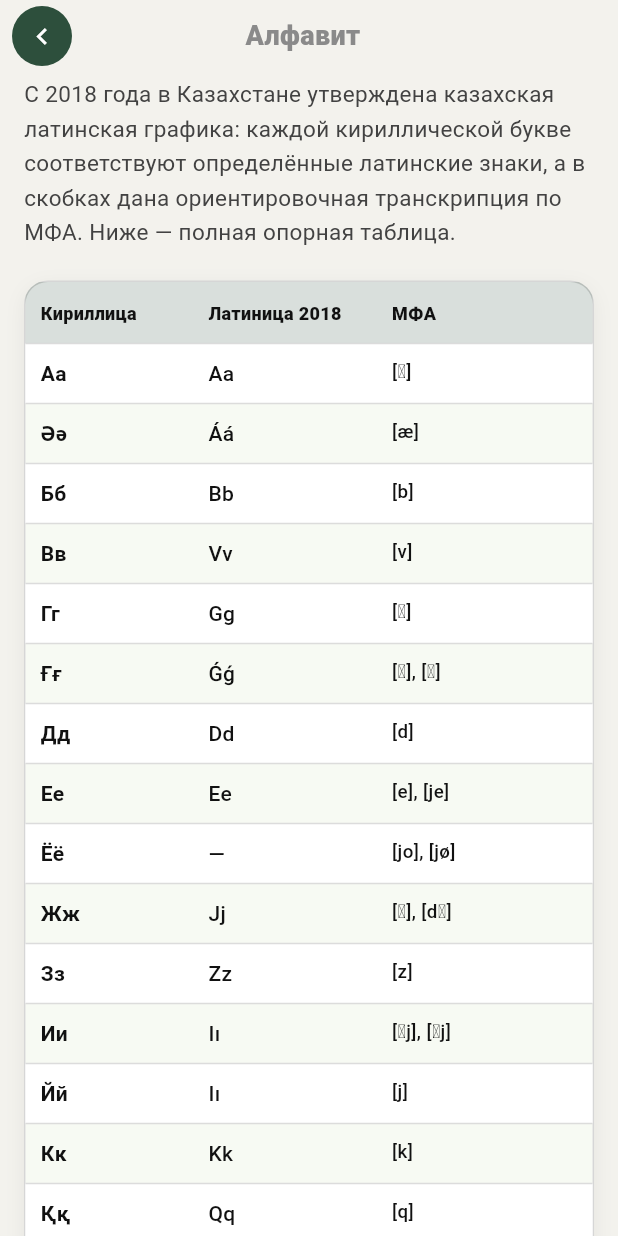
After one commit to aiiisana/tulpar-frontend, a Flutter app: the AlphabetModuleScreen screen opened directly, on a phone screen of 412 x 824 dp. The commit adds this screen. Run offline on Flutter 3.47's test engine with Material 3 defaults, Android fonts, the phone set to English and light mode, and no system bars; our stand-ins replace audioplayers, dio, firebase_auth, firebase_core, firebase_messaging, flutter_secure_storage and 4 more; accounts and stored records are empty.

Commit message:
some changes

```diff
--- a/lib/app/app_strings.dart
+++ b/lib/app/app_strings.dart
@@ -98,7 +98,7 @@ class AppStr {
   String get learnArticles => en ? 'Articles' : 'Статьи';
   String get learnAi => en ? 'AI assistant' : 'ИИ помощник';
   String get learnGrammar => en ? 'Grammar' : 'Грамматика';
-  String get learnSample => en ? 'Sample' : 'sample';
+  String get learnSample => en ? 'Alphabet' : 'Алфавит';
 
   String get taskOfTheDay => en ? 'Task of the day' : 'Задание дня';
   String get taskOfTheDayHint =>
--- /dev/null
+++ b/lib/data/kazakh_alphabet_latin_2018.dart
@@ -0,0 +1,58 @@
+/// Строка справочной таблицы: кириллица → латиница (2018) → МФА.
+class KazakhAlphabetRow {
+  const KazakhAlphabetRow({
+    required this.cyrillic,
+    required this.latin,
+    required this.ipa,
+  });
+
+  final String cyrillic;
+  final String latin;
+  final String ipa;
+}
+
+/// Утверждённая латиница 2018 + МФА (по справочным таблицам проекта).
+const List<KazakhAlphabetRow> kazakhAlphabetLatin2018Rows = [
+  KazakhAlphabetRow(cyrillic: 'Аа', latin: 'Aa', ipa: '[ɑ]'),
+  KazakhAlphabetRow(cyrillic: 'Әә', latin: 'Áá', ipa: '[æ]'),
+  KazakhAlphabetRow(cyrillic: 'Бб', latin: 'Bb', ipa: '[b]'),
+  KazakhAlphabetRow(cyrillic: 'Вв', latin: 'Vv', ipa: '[v]'),
+  KazakhAlphabetRow(cyrillic: 'Гг', latin: 'Gg', ipa: '[ɡ]'),
+  KazakhAlphabetRow(cyrillic: 'Ғғ', latin: 'Ǵǵ', ipa: '[ʁ], [ɣ]'),
+  KazakhAlphabetRow(cyrillic: 'Дд', latin: 'Dd', ipa: '[d]'),
+  KazakhAlphabetRow(cyrillic: 'Ее', latin: 'Ee', ipa: '[e], [je]'),
+  KazakhAlphabetRow(cyrillic: 'Ёё', latin: '—', ipa: '[jo], [jø]'),
+  KazakhAlphabetRow(cyrillic: 'Жж', latin: 'Jj', ipa: '[ʒ], [dʒ]'),
+  KazakhAlphabetRow(cyrillic: 'Зз', latin: 'Zz', ipa: '[z]'),
+  KazakhAlphabetRow(cyrillic: 'Ии', latin: 'Iı', ipa: '[ɯj], [ɪj]'),
+  KazakhAlphabetRow(cyrillic: 'Йй', latin: 'Iı', ipa: '[j]'),
+  KazakhAlphabetRow(cyrillic: 'Кк', latin: 'Kk', ipa: '[k]'),
+  KazakhAlphabetRow(cyrillic: 'Ққ', latin: 'Qq', ipa: '[q]'),
+  KazakhAlphabetRow(cyrillic: 'Лл', latin: 'Ll', ipa: '[ɫ]'),
+  KazakhAlphabetRow(cyrillic: 'Мм', latin: 'Mm', ipa: '[m]'),
+  KazakhAlphabetRow(cyrillic: 'Нн', latin: 'Nn', ipa: '[n]'),
+  KazakhAlphabetRow(cyrillic: 'Ңң', latin: 'Ńń', ipa: '[ŋ]'),
+  KazakhAlphabetRow(cyrillic: 'Оо', latin: 'Oo', ipa: '[o]'),
+  KazakhAlphabetRow(cyrillic: 'Өө', latin: 'Óó', ipa: '[ø]'),
+  KazakhAlphabetRow(cyrillic: 'Пп', latin: 'Pp', ipa: '[p]'),
+  KazakhAlphabetRow(cyrillic: 'Рр', latin: 'Rr', ipa: '[r]'),
+  KazakhAlphabetRow(cyrillic: 'Сс', latin: 'Ss', ipa: '[s]'),
+  KazakhAlphabetRow(cyrillic: 'Тт', latin: 'Tt', ipa: '[t]'),
+  KazakhAlphabetRow(cyrillic: 'Уу', latin: 'Ýý', ipa: '[w], [ʊw], [ʉw]'),
+  KazakhAlphabetRow(cyrillic: 'Ұұ', latin: 'Uu', ipa: '[ʊ]'),
+  KazakhAlphabetRow(cyrillic: 'Үү', latin: 'Úú', ipa: '[ʉ]'),
+  KazakhAlphabetRow(cyrillic: 'Фф', latin: 'Ff', ipa: '[f]'),
+  KazakhAlphabetRow(cyrillic: 'Хх', latin: 'Hh', ipa: '[x]'),
+  KazakhAlphabetRow(cyrillic: 'Һһ', latin: 'Hh', ipa: '[h]'),
+  KazakhAlphabetRow(cyrillic: 'Цц', latin: '—', ipa: '[ts]'),
+  KazakhAlphabetRow(cyrillic: 'Чч', latin: 'Ch ch', ipa: '[tʃ]'),
+  KazakhAlphabetRow(cyrillic: 'Шш', latin: 'Sh sh', ipa: '[ʃ], [s]'),
+  KazakhAlphabetRow(cyrillic: 'Щщ', latin: '—', ipa: '[ʃʃ], [ɕɕ]'),
+  KazakhAlphabetRow(cyrillic: 'Ъъ', latin: '—', ipa: '—'),
+  KazakhAlphabetRow(cyrillic: 'Ыы', latin: 'Yy', ipa: '[ɯ]'),
+  KazakhAlphabetRow(cyrillic: 'Іі', latin: 'Ii', ipa: '[ɪ]'),
+  KazakhAlphabetRow(cyrillic: 'Ьь', latin: '—', ipa: '—'),
+  KazakhAlphabetRow(cyrillic: 'Ээ', latin: '—', ipa: '[e]'),
+  KazakhAlphabetRow(cyrillic: 'Юю', latin: '—', ipa: '[juw], [jøw]'),
+  KazakhAlphabetRow(cyrillic: 'Яя', latin: '—', ipa: '[jɑ], [jæ]'),
+];
--- /dev/null
+++ b/lib/features/learning_content/alphabet_module_screen.dart
@@ -0,0 +1,191 @@
+import 'package:flutter/material.dart';
+import '../../app/theme.dart';
+import '../../data/kazakh_alphabet_latin_2018.dart';
+import '../../widgets/circle_back_button.dart';
+
+/// Справочник: казахский алфавит (кириллица → латиница 2018 → МФА).
+class AlphabetModuleScreen extends StatelessWidget {
+  const AlphabetModuleScreen({super.key});
+
+  static const String _intro =
+      'С 2018 года в Казахстане утверждена казахская латинская графика: каждой '
+      'кириллической букве соответствуют определённые латинские знаки, а в скобках '
+      'дана ориентировочная транскрипция по МФА. Ниже — полная опорная таблица.';
+
+  static const String _officialHeading = 'Латиница в Казахстане';
+
+  static const String _officialBody =
+      'Согласно принятому указу президента Республики Казахстан Нурсултана '
+      'Абишевича Назарбаева алфавит казахского языка теперь будет базироваться на '
+      'латинской графике (латиница). Данные изменения были внесены в Указ '
+      'Президента РК более двух лет назад - 19 февраля 2018 года. Вызваны они '
+      'необходимостью следования современным тенденциям.';
+
+  @override
+  Widget build(BuildContext context) {
+    return Scaffold(
+      backgroundColor: AppTheme.background,
+      body: SafeArea(
+        child: Column(
+          crossAxisAlignment: CrossAxisAlignment.stretch,
+          children: [
+            Padding(
+              padding: const EdgeInsets.fromLTRB(8, 4, 16, 8),
+              child: Row(
+                children: [
+                  const CircleBackButton(),
+                  const Expanded(
+                    child: Text(
+                      'Алфавит',
+                      textAlign: TextAlign.center,
+                      style: TextStyle(fontSize: 18, fontWeight: FontWeight.w800),
+                    ),
+                  ),
+                  const SizedBox(width: 40),
+                ],
+              ),
+            ),
+            Expanded(
+              child: ListView(
+                padding: const EdgeInsets.fromLTRB(16, 0, 16, 28),
+                children: [
+                  Text(
+                    _intro,
+                    style: TextStyle(
+                      fontSize: 15,
+                      height: 1.5,
+                      color: Colors.grey.shade800,
+                    ),
+                  ),
+                  const SizedBox(height: 20),
+                  _AlphabetTable(rows: kazakhAlphabetLatin2018Rows),
+                  const SizedBox(height: 28),
+                  Text(
+                    _officialHeading,
+                    style: const TextStyle(
+                      fontSize: 17,
+                      fontWeight: FontWeight.w800,
+                      color: AppTheme.textPrimary,
+                    ),
+                  ),
+                  const SizedBox(height: 10),
+                  Text(
+                    _officialBody,
+                    style: TextStyle(
+                      fontSize: 15,
+                      height: 1.55,
+                      color: Colors.grey.shade800,
+                    ),
+                  ),
+                ],
+              ),
+            ),
+          ],
+        ),
+      ),
+    );
+  }
+}
+
+class _AlphabetTable extends StatelessWidget {
+  const _AlphabetTable({required this.rows});
+
+  final List<KazakhAlphabetRow> rows;
+
+  @override
+  Widget build(BuildContext context) {
+    return Container(
+      decoration: BoxDecoration(
+        color: Colors.white,
+        borderRadius: BorderRadius.circular(16),
+        border: Border.all(color: AppTheme.border),
+        boxShadow: [
+          BoxShadow(
+            blurRadius: 10,
+            offset: const Offset(0, 4),
+            color: Colors.black.withOpacity(0.06),
+          ),
+        ],
+      ),
+      clipBehavior: Clip.antiAlias,
+      child: Table(
+        columnWidths: const {
+          0: FlexColumnWidth(1.05),
+          1: FlexColumnWidth(1.15),
+          2: FlexColumnWidth(1.35),
+        },
+        border: TableBorder(
+          horizontalInside: BorderSide(color: AppTheme.border.withOpacity(0.85)),
+        ),
+        children: [
+          TableRow(
+            decoration: BoxDecoration(
+              color: AppTheme.primary.withOpacity(0.18),
+            ),
+            children: const [
+              _HeaderCell('Кириллица'),
+              _HeaderCell('Латиница 2018'),
+              _HeaderCell('МФА'),
+            ],
+          ),
+          for (var i = 0; i < rows.length; i++)
+            TableRow(
+              decoration: BoxDecoration(
+                color: i.isEven ? Colors.white : AppTheme.chipFill.withOpacity(0.35),
+              ),
+              children: [
+                _BodyCell(rows[i].cyrillic, weight: FontWeight.w700),
+                _BodyCell(rows[i].latin),
+                _BodyCell(rows[i].ipa, small: true),
+              ],
+            ),
+        ],
+      ),
+    );
+  }
+}
+
+class _HeaderCell extends StatelessWidget {
+  const _HeaderCell(this.text);
+
+  final String text;
+
+  @override
+  Widget build(BuildContext context) {
+    return Padding(
+      padding: const EdgeInsets.symmetric(horizontal: 10, vertical: 12),
+      child: Text(
+        text,
+        style: const TextStyle(
+          fontSize: 12,
+          fontWeight: FontWeight.w800,
+          color: AppTheme.textPrimary,
+        ),
+      ),
+    );
+  }
+}
+
+class _BodyCell extends StatelessWidget {
+  const _BodyCell(this.text, {this.weight = FontWeight.w500, this.small = false});
+
+  final String text;
+  final FontWeight weight;
+  final bool small;
+
+  @override
+  Widget build(BuildContext context) {
+    return Padding(
+      padding: const EdgeInsets.symmetric(horizontal: 10, vertical: 11),
+      child: Text(
+        text,
+        style: TextStyle(
+          fontSize: small ? 12.5 : 14,
+          fontWeight: weight,
+          color: AppTheme.textPrimary,
+          height: 1.25,
+        ),
+      ),
+    );
+  }
+}
--- a/lib/features/learning_content/sample_module_screen.dart
+++ /dev/null
@@ -1,47 +0,0 @@
-import 'package:flutter/material.dart';
-import '../../app/theme.dart';
-import '../../widgets/circle_back_button.dart';
-
-class SampleModuleScreen extends StatelessWidget {
-  const SampleModuleScreen({super.key});
-
-  @override
-  Widget build(BuildContext context) {
-    return Scaffold(
-      backgroundColor: AppTheme.background,
-      body: SafeArea(
-        child: Padding(
-          padding: const EdgeInsets.fromLTRB(16, 8, 16, 16),
-          child: Column(
-            crossAxisAlignment: CrossAxisAlignment.stretch,
-            children: [
-              Row(
-                children: [
-                  const CircleBackButton(),
-                  const Expanded(
-                    child: Text(
-                      'sample',
-                      textAlign: TextAlign.center,
-                      style: TextStyle(fontSize: 18, fontWeight: FontWeight.w800),
-                    ),
-                  ),
-                  const SizedBox(width: 40),
-                ],
-              ),
-              const SizedBox(height: 24),
-              const Expanded(
-                child: Center(
-                  child: Text(
-                    'Демо-модуль: замените на свой контент или удалите карточку из сетки «Обучение».',
-                    textAlign: TextAlign.center,
-                    style: TextStyle(fontSize: 15, height: 1.45, color: AppTheme.textSecondary),
-                  ),
-                ),
-              ),
-            ],
-          ),
-        ),
-      ),
-    );
-  }
-}
--- a/lib/features/learning_content/saved_words_screen.dart
+++ b/lib/features/learning_content/saved_words_screen.dart
@@ -92,9 +92,9 @@ class _SavedWordsScreenState extends State<SavedWordsScreen> {
                     );
                   }
                   return ListView.separated(
-                    padding: const EdgeInsets.fromLTRB(16, 0, 16, 24),
+                    padding: const EdgeInsets.fromLTRB(12, 0, 12, 24),
                     itemCount: rows.length,
-                    separatorBuilder: (_, __) => const SizedBox(height: 10),
+                    separatorBuilder: (_, __) => const SizedBox(height: 12),
                     itemBuilder: (context, i) {
                       final r = rows[i];
                       return Dismissible(
@@ -110,8 +110,12 @@ class _SavedWordsScreenState extends State<SavedWordsScreen> {
                           child: Icon(Icons.delete_outline, color: Colors.red.shade700),
                         ),
                         onDismissed: (_) => _remove(r.id),
+                        child: SizedBox(
+                          width: double.infinity,
+                          height: 118,
                           child: Container(
-                          padding: const EdgeInsets.all(16),
+                            width: double.infinity,
+                            padding: const EdgeInsets.symmetric(horizontal: 16, vertical: 12),
                             decoration: BoxDecoration(
                               color: Colors.white,
                               borderRadius: BorderRadius.circular(14),
@@ -125,25 +129,33 @@ class _SavedWordsScreenState extends State<SavedWordsScreen> {
                               ],
                             ),
                             child: Column(
-                            crossAxisAlignment: CrossAxisAlignment.start,
+                              crossAxisAlignment: CrossAxisAlignment.stretch,
+                              mainAxisAlignment: MainAxisAlignment.center,
                               children: [
                                 Text(
                                   r.kazakh,
-                                style: const TextStyle(fontSize: 20, fontWeight: FontWeight.w800),
+                                  maxLines: 2,
+                                  overflow: TextOverflow.ellipsis,
+                                  style: const TextStyle(fontSize: 19, fontWeight: FontWeight.w800),
                                 ),
                                 if (r.pronunciation.isNotEmpty) ...[
-                                const SizedBox(height: 4),
+                                  const SizedBox(height: 2),
                                   Text(
                                     r.pronunciation,
-                                  style: TextStyle(fontSize: 14, color: Colors.grey.shade600),
+                                    maxLines: 1,
+                                    overflow: TextOverflow.ellipsis,
+                                    style: TextStyle(fontSize: 13, color: Colors.grey.shade600),
                                   ),
                                 ],
-                              const SizedBox(height: 8),
+                                const SizedBox(height: 6),
                                 Text(
                                   r.russian,
-                                style: const TextStyle(fontSize: 16, fontWeight: FontWeight.w600),
+                                  maxLines: 2,
+                                  overflow: TextOverflow.ellipsis,
+                                  style: const TextStyle(fontSize: 15, fontWeight: FontWeight.w600),
                                 ),
                               ],
+                            ),
                           ),
                         ),
                       );
--- a/lib/features/settings/settings_screen.dart
+++ b/lib/features/settings/settings_screen.dart
@@ -13,7 +13,6 @@ import 'notifications_screen.dart';
 import 'privacy_security_hub_screen.dart';
 import 'terms_screen.dart';
 import '../../services/settings_service.dart';
-import 'security_screen.dart';
 
 class SettingsScreen extends StatefulWidget {
   const SettingsScreen({super.key});
--- a/lib/features/tabs/learning_tab.dart
+++ b/lib/features/tabs/learning_tab.dart
@@ -6,7 +6,7 @@ import '../learning_content/ai_assistant_screen.dart';
 import '../learning_content/articles_screen.dart';
 import '../learning_content/flashcards_screen.dart';
 import '../learning_content/grammar_screen.dart';
-import '../learning_content/sample_module_screen.dart';
+import '../learning_content/alphabet_module_screen.dart';
 import '../learning_content/speaking_clubs_screen.dart';
 
 class LearningTab extends StatelessWidget {
@@ -32,8 +32,8 @@ class LearningTab extends StatelessWidget {
     Navigator.push(c, MaterialPageRoute(builder: (_) => const GrammarScreen()));
   }
 
-  static void _openSample(BuildContext c) {
-    Navigator.push(c, MaterialPageRoute(builder: (_) => const SampleModuleScreen()));
+  static void _openAlphabet(BuildContext c) {
+    Navigator.push(c, MaterialPageRoute(builder: (_) => const AlphabetModuleScreen()));
   }
 
   @override
@@ -46,7 +46,7 @@ class LearningTab extends StatelessWidget {
       _LearningItem(title: s.learnArticles, imagePath: 'assets/images/articles.png', builder: _openArticles),
       _LearningItem(title: s.learnAi, imagePath: 'assets/images/ai_assistant.png', builder: _openAi),
       _LearningItem(title: s.learnGrammar, imagePath: 'assets/images/grammar.png', builder: _openGrammar),
-      _LearningItem(title: s.learnSample, imagePath: 'assets/images/clubs.png', builder: _openSample),
+      _LearningItem(title: s.learnSample, imagePath: 'assets/images/grammar.png', builder: _openAlphabet),
     ];
 
     return Padding(
```
Lines whose indentation alone changed are shown as unchanged.
